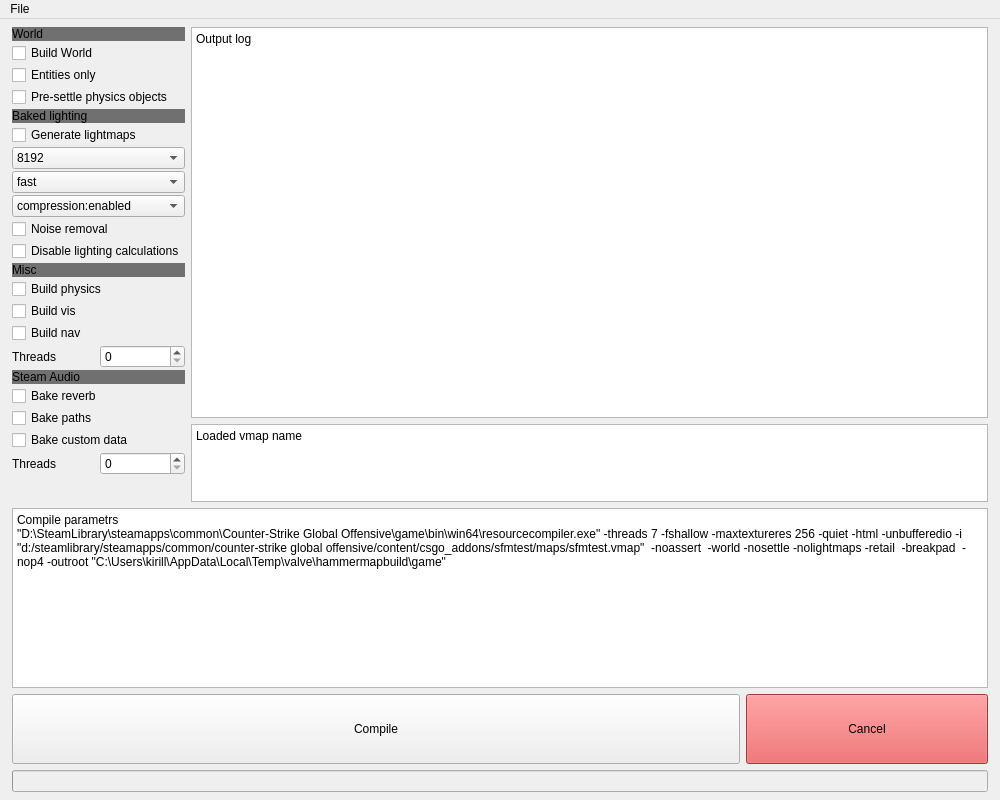
The window that ui/s2ec.ui (KETALx/s2_externalcoompiler) describes before a commit, drawn with Qt 5.
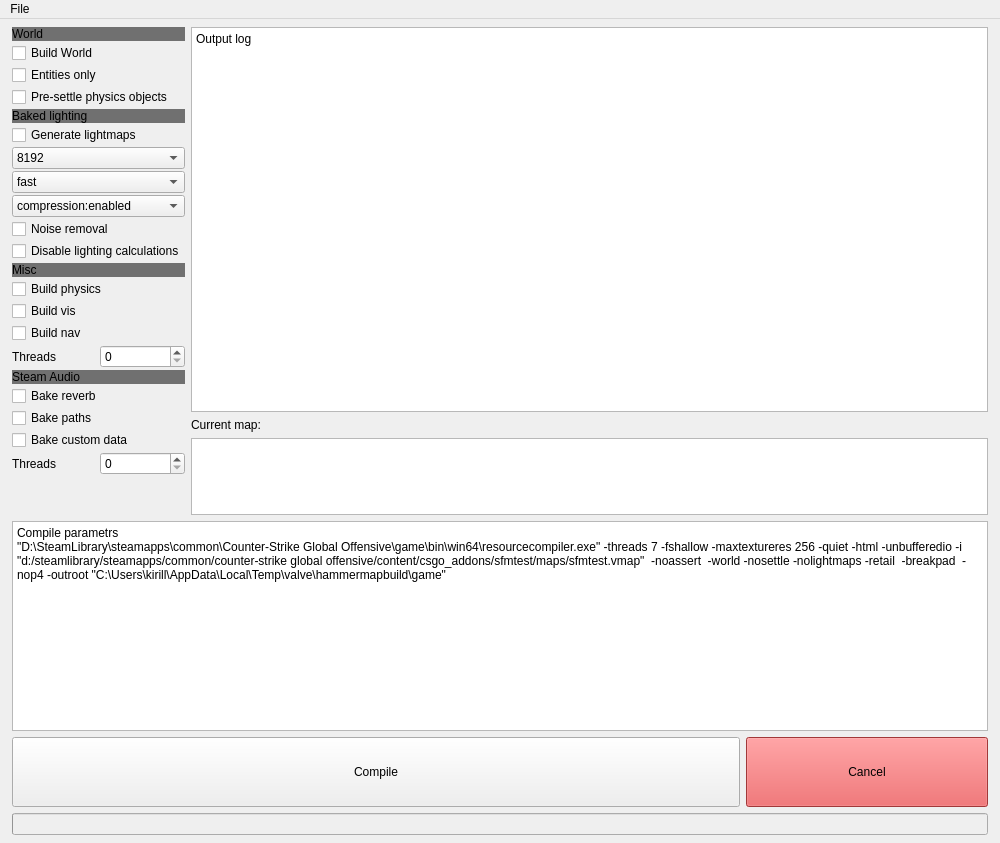
The same window after the commit. Icons and pictures are not drawn.

Commit message: refactor to use py instead of ui

Diff of the .ui file:
```diff
--- a/ui/s2ec.ui
+++ b/ui/s2ec.ui
@@ -7,7 +7,7 @@
     <x>0</x>
     <y>0</y>
     <width>1000</width>
-    <height>800</height>
+    <height>843</height>
    </rect>
   </property>
   <property name="sizePolicy">
@@ -336,7 +336,7 @@
        </layout>
       </item>
       <item>
-       <layout class="QVBoxLayout" name="verticalLayout" stretch="5,1">
+       <layout class="QVBoxLayout" name="verticalLayout" stretch="5,0,1">
         <property name="spacing">
          <number>6</number>
         </property>
@@ -348,10 +348,19 @@
          </widget>
         </item>
         <item>
-         <widget class="QPlainTextEdit" name="plainTextEdit_2">
+         <widget class="QLabel" name="label">
+          <property name="text">
+           <string>Current map:</string>
+          </property>
+         </widget>
+        </item>
+        <item>
+         <widget class="QPlainTextEdit" name="TextMapFilename">
+          <property name="readOnly">
+           <bool>true</bool>
+          </property>
           <property name="plainText">
-           <string>Loaded vmap name
-</string>
+           <string/>
           </property>
          </widget>
         </item>
```
The commit also changes 5 other files.
